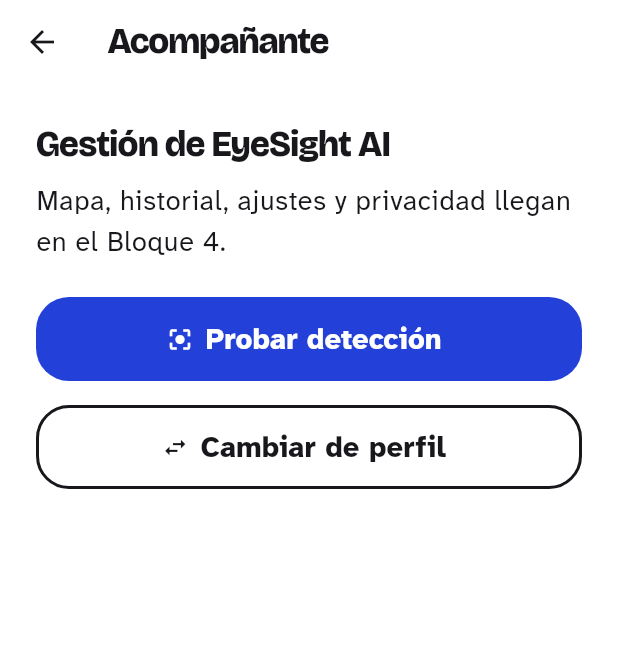
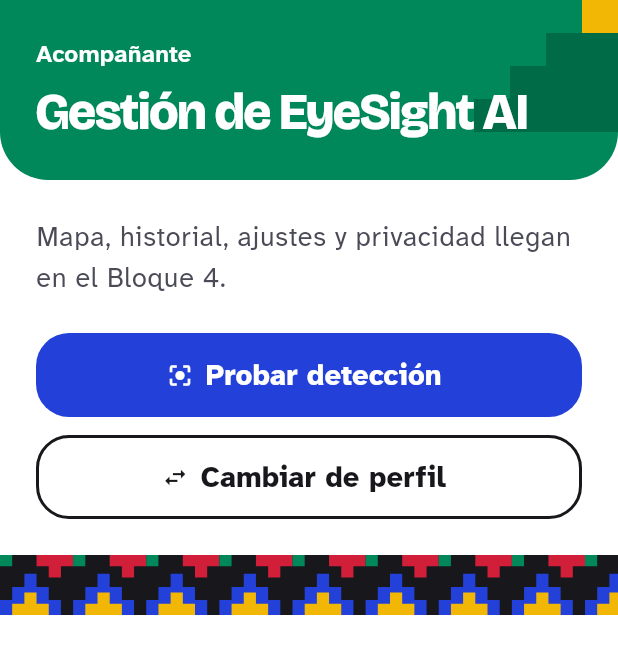
Before and after one commit to dramirezdlp99/eyesight-ai, a Flutter app: the CompanionHomeView screen opened by its route, on a phone screen of 412 x 824 dp. Shown: the top 654 px of the screen. Run offline on Flutter 3.47's test engine with Material 3 defaults, Android fonts, the phone set to English and light mode, and no system bars; our stand-ins replace camera, flutter_secure_storage, flutter_tts, geolocator, get, hive_flutter and 4 more; missing offline and left inert: tflite_flutter; accounts and stored records are empty.

Commit message:
feat: aplica el diseno al inicio del acompanante

```diff
--- a/lib/presentation/views/companion/companion_home_view.dart
+++ b/lib/presentation/views/companion/companion_home_view.dart
@@ -2,6 +2,9 @@
 import 'package:get/get.dart';
 
 import '../../routes/app_routes.dart';
+import '../../theme/app_colors.dart';
+import '../../theme/app_theme.dart';
+import '../../widgets/greca.dart';
 
 /// Inicio del acompañante. Las pantallas de mapa, historial, ajustes,
 /// privacidad y modo de pruebas se completan en el Bloque 4 (HU10 a HU15).
@@ -12,17 +15,72 @@
 
   @override
   Widget build(BuildContext context) {
+    final scheme = Theme.of(context).colorScheme;
     final text = Theme.of(context).textTheme;
     return Scaffold(
-      appBar: AppBar(title: const Text('Acompañante')),
       body: ListView(
+        padding: EdgeInsets.zero,
+        children: [
+          ClipRRect(
+            borderRadius:
+                const BorderRadius.vertical(bottom: Radius.circular(32)),
+            child: ColoredBox(
+              color: AppColors.esmeralda,
+              child: Stack(
+                children: [
+                  const Positioned(
+                    top: 0,
+                    right: 0,
+                    child: GrecaCorner(
+                      color: AppColors.esmeraldaDeep,
+                      accent: AppColors.oro,
+                      width: 120,
+                      height: 88,
+                    ),
+                  ),
+                  SafeArea(
+                    bottom: false,
+                    child: Padding(
+                      padding: const EdgeInsets.fromLTRB(24, 24, 24, 28),
+                      child: Column(
+                        crossAxisAlignment: CrossAxisAlignment.start,
+                        children: [
+                          Text(
+                            'Acompañante',
+                            style: text.titleMedium?.copyWith(
+                              color: AppColors.paper,
+                            ),
+                          ),
+                          const SizedBox(height: 10),
+                          Semantics(
+                            header: true,
+                            child: Text(
+                              'Gestión de EyeSight AI',
+                              style: AppText.display(
+                                34,
+                                color: AppColors.paper,
+                              ),
+                            ),
+                          ),
+                        ],
+                      ),
+                    ),
+                  ),
+                ],
+              ),
+            ),
+          ),
+          Padding(
             padding: const EdgeInsets.all(24),
+            child: Column(
+              crossAxisAlignment: CrossAxisAlignment.stretch,
               children: [
-          Text('Gestión de EyeSight AI', style: text.headlineSmall),
-          const SizedBox(height: 8),
                 Text(
-            'Mapa, historial, ajustes y privacidad llegan en el Bloque 4.',
-            style: text.bodyLarge,
+                  'Mapa, historial, ajustes y privacidad llegan en el '
+                  'Bloque 4.',
+                  style: text.bodyLarge?.copyWith(
+                    color: scheme.onSurfaceVariant,
+                  ),
                 ),
                 const SizedBox(height: 24),
                 FilledButton.icon(
@@ -30,7 +88,7 @@
                   label: const Text('Probar detección'),
                   onPressed: () => Get.toNamed<void>(AppRoutes.detectionTest),
                 ),
-          const SizedBox(height: 16),
+                const SizedBox(height: 12),
                 OutlinedButton.icon(
                   icon: const Icon(Icons.swap_horiz),
                   label: const Text('Cambiar de perfil'),
@@ -38,6 +96,10 @@
                 ),
               ],
             ),
+          ),
+          const GrecaBand(height: 40),
+        ],
+      ),
     );
   }
 }
```
Lines whose indentation alone changed are shown as unchanged.
